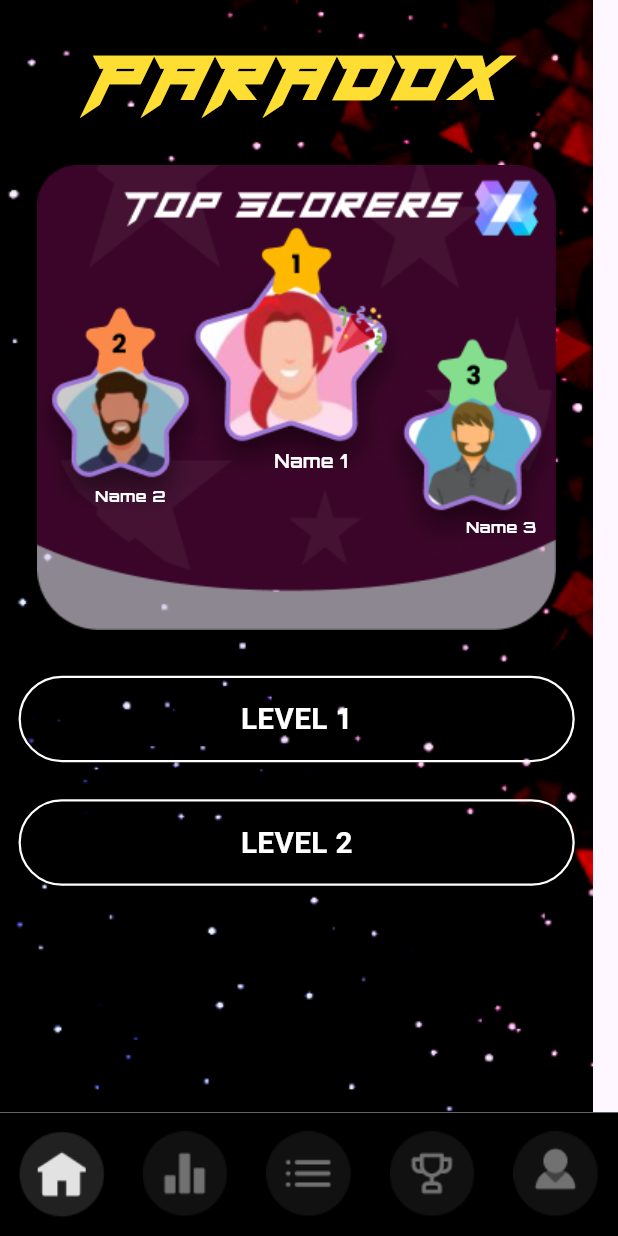
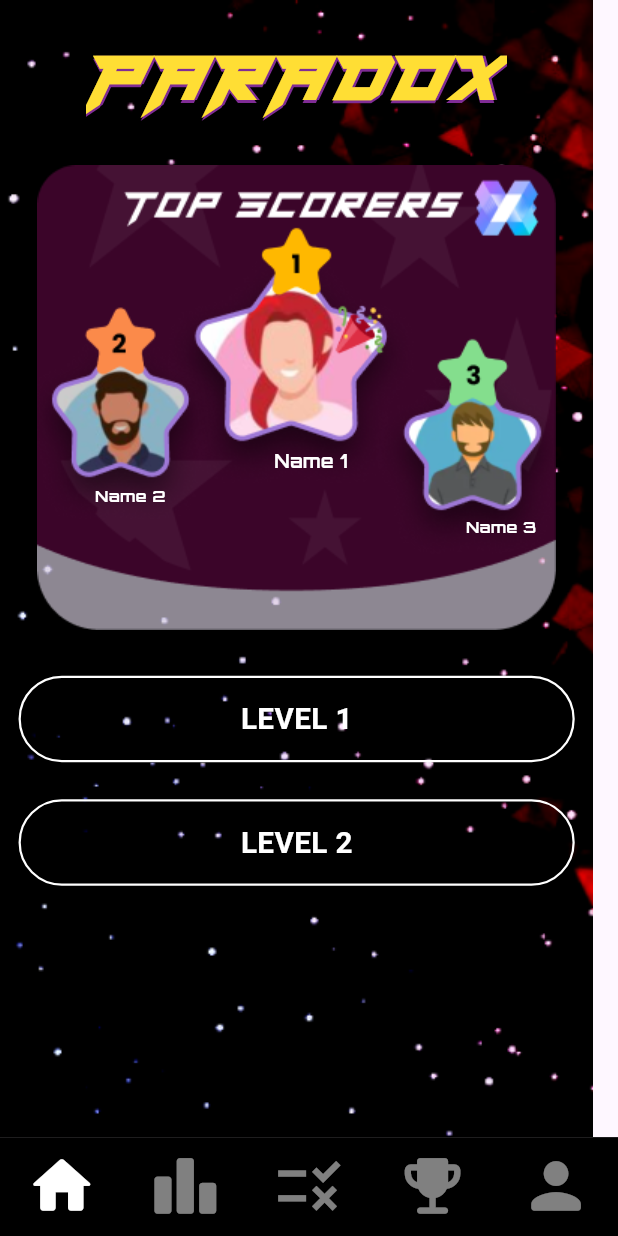
Before and after one commit to Amangupta0000/paradox2024_fronted, a Flutter app: the BottomNavBAR screen opened directly, on a phone screen of 412 x 824 dp. Run offline on Flutter 3.47's test engine with Material 3 defaults, Android fonts, the phone set to English and light mode, and no system bars; our stand-ins replace cached_network_image, dio, firebase_core, get, shared_preferences; missing offline and left inert: flutter_timer_countdown, simple_barcode_scanner; accounts and stored records are empty.

Commit message:
UI Changes

```diff
--- a/lib/bottomNavBar.dart
+++ b/lib/bottomNavBar.dart
@@ -15,21 +15,13 @@ class BottomNavBAR extends StatefulWidget {
 class _BottomNavBARState extends State<BottomNavBAR> {
   int selectedIndex = 0;
 
-  void updateSelectedVav(int idx) {
+  void updateSelectedNav(int idx) {
     if (selectedIndex != idx) {
       setState(() {
         selectedIndex = idx;
       });
     }
   }
-
-  List bottomNavBarItemAssetList = const [
-    'assets/bottom_nav_bar_icons/home.png',
-    'assets/bottom_nav_bar_icons/leaderboard.png',
-    'assets/bottom_nav_bar_icons/rules.png',
-    'assets/bottom_nav_bar_icons/prize.png',
-    'assets/bottom_nav_bar_icons/profile.png',
-  ];
 
   List<Widget> pages = [
     HomeScreen(),
@@ -42,7 +34,7 @@ class _BottomNavBARState extends State<BottomNavBAR> {
   @override
   Widget build(BuildContext context) {
     final height = MediaQuery.of(context).size.height;
-    final width = MediaQuery.of(context).size.width;
+
     return Scaffold(
       body: Stack(
         children: [
@@ -58,31 +50,48 @@ class _BottomNavBARState extends State<BottomNavBAR> {
         ],
       ),
       bottomNavigationBar: Container(
-        height: height * 0.1,
+        height: height * 0.08,
         color: Colors.black,
         child: Row(
           mainAxisAlignment: MainAxisAlignment.spaceAround,
           children: [
-            ...List.generate(
-              bottomNavBarItemAssetList.length,
-                  (index) {
-                return GestureDetector(
+            for (int index = 0; index < pages.length; index++)
+              GestureDetector(
                 onTap: () {
-                    updateSelectedVav(index);
+                  updateSelectedNav(index);
                 },
                 child: SizedBox(
-                    height: height * 0.08,
+                  height: height * 0.07,
                   child: Opacity(
                     opacity: selectedIndex == index ? 1 : 0.5,
-                      child: Image.asset(bottomNavBarItemAssetList[index]),
+                    child: Icon(
+                      _getIconData(index),
+                      size: height * 0.06,
+                      color: Colors.white,
                     ),
                   ),
-                );
-              },
+                ),
               ),
           ],
         ),
       ),
     );
   }
+
+  IconData _getIconData(int index) {
+    switch (index) {
+      case 0:
+        return Icons.home_rounded;
+      case 1:
+        return Icons.leaderboard_rounded;
+      case 2:
+        return Icons.rule_sharp;
+      case 3:
+        return Icons.emoji_events_rounded;
+      case 4:
+        return Icons.person_rounded;
+      default:
+        return Icons.home;
     }
+  }
+}
--- a/lib/features/home/screens/home.dart
+++ b/lib/features/home/screens/home.dart
@@ -1,4 +1,3 @@
-import 'package:flutter/cupertino.dart';
 import 'package:flutter/material.dart';
 import 'package:paradox_2024/features/home/screens/comingsoon.dart';
 import 'package:paradox_2024/features/home/screens/question_card_widget.dart';
@@ -21,6 +20,32 @@ class HomeScreen extends StatelessWidget {
           padding: const EdgeInsets.all(5.0),
           child: Stack(
             children: [
+              Positioned(
+                top: 0,
+                left: 2,
+                child: Text(
+                  'PARADOX',
+                  style: TextStyle(
+                    fontFamily: 'Hermes',
+                    fontSize: screenHeight * 0.07,
+                    fontWeight: FontWeight.bold,
+                    color: Color(0xff802C95),
+                  ),
+                ),
+              ),
+              Positioned(
+                top: 2,
+                left: 0,
+                child: Text(
+                  'PARADOX',
+                  style: TextStyle(
+                    fontFamily: 'Hermes',
+                    fontSize: screenHeight * 0.07,
+                    fontWeight: FontWeight.bold,
+                    color: Color(0xff802C95),
+                  ),
+                ),
+              ),
               Text(
                 'PARADOX',
                 style: TextStyle(
--- a/lib/profilePage.dart
+++ b/lib/profilePage.dart
@@ -115,10 +115,10 @@ class _profilePageState extends State<profilePage> {
                         radius: height * 0.06,
                       )),
                   Positioned(
-                      top: height * 0.19,
+                      top: height * 0.195,
                       // left: width * 0.3,
                       child: Padding(
-                        padding: EdgeInsets.symmetric(horizontal: width * 0.3),
+                        padding: EdgeInsets.symmetric(horizontal: width * 0.42),
                         child: Text(
                           profiledata.name,
                           // "KLaskshya xbdsk",
```
Also changed, not shown: lib/leaderboardPage.dart (+16 -18 lines), lib/prizePage.dart (+6 -6 lines), assets/bottom_nav_bar_icons/home.png (deleted), assets/bottom_nav_bar_icons/leaderboard.png (deleted), assets/bottom_nav_bar_icons/prize.png (deleted), assets/bottom_nav_bar_icons/profile.png (deleted), assets/bottom_nav_bar_icons/rules.png (deleted). Lines whose indentation alone changed are shown as unchanged.
